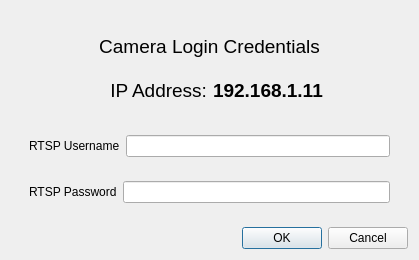
Qt form revere/source/rtspcredentials.ui (TroyDL/revere) before a commit.
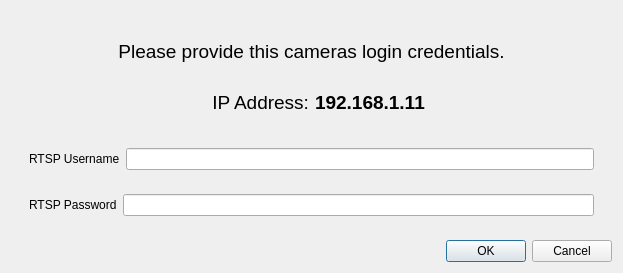
The same form after that commit.

```diff
--- a/revere/source/rtspcredentials.ui
+++ b/revere/source/rtspcredentials.ui
@@ -6,8 +6,8 @@
    <rect>
     <x>0</x>
     <y>0</y>
-    <width>419</width>
-    <height>260</height>
+    <width>623</width>
+    <height>273</height>
    </rect>
   </property>
   <property name="windowTitle">
@@ -28,7 +28,7 @@
             </font>
            </property>
            <property name="text">
-            <string>Camera Login Credentials</string>
+            <string>Please provide this cameras login credentials.</string>
            </property>
            <property name="alignment">
             <set>Qt::AlignCenter</set>
```
